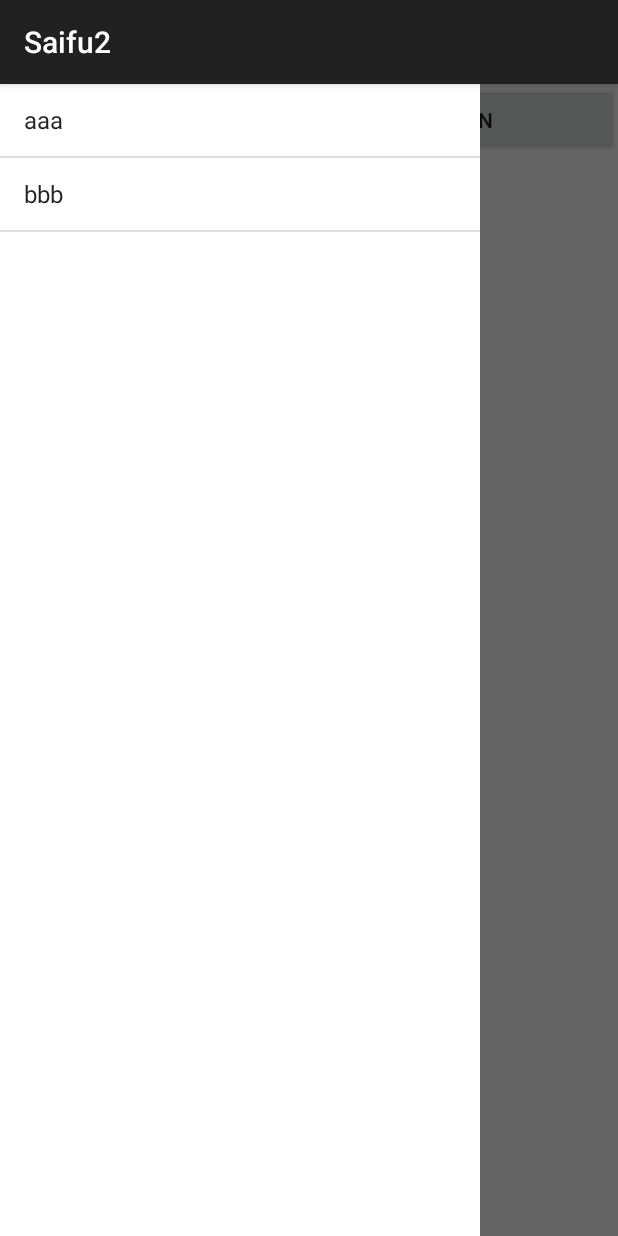
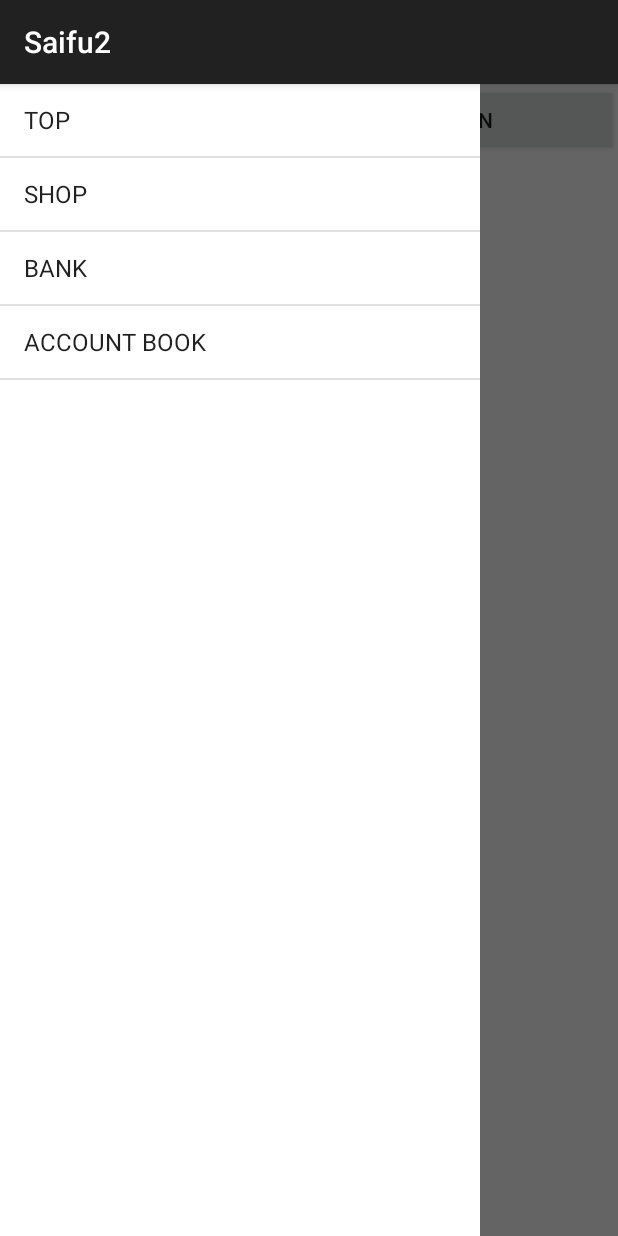
Before and after one commit to nk5jp/Saifu2, an Android app: the screen it shows after launch (MainActivity), with the side drawer open, on a phone screen of 412 x 824 dp. Run offline under Robolectric (Android 15) with nearby library versions, the phone set to English and light mode, and no system bars.

Commit message:
Change Menu Name.

```diff
--- a/app/src/main/java/jp/nk5/saifu2/fragment/MenuFragment.java
+++ b/app/src/main/java/jp/nk5/saifu2/fragment/MenuFragment.java
@@ -31,7 +31,7 @@ public class MenuFragment extends Fragment implements ListView.OnItemClickListen
         final View layout = inflater.inflate(R.layout.fragment_menu, container, false);
 
         ListView listView = layout.findViewById(R.id.listView1);
-        listView.setAdapter(new ArrayAdapter<>(this.getContext(), android.R.layout.simple_list_item_1, new String[]{"aaa", "bbb"}));
+        listView.setAdapter(new ArrayAdapter<>(this.getContext(), android.R.layout.simple_list_item_1, new String[]{"TOP", "SHOP", "BANK", "ACCOUNT BOOK"}));
         listView.setOnItemClickListener(this);
         return layout;
     }
```
